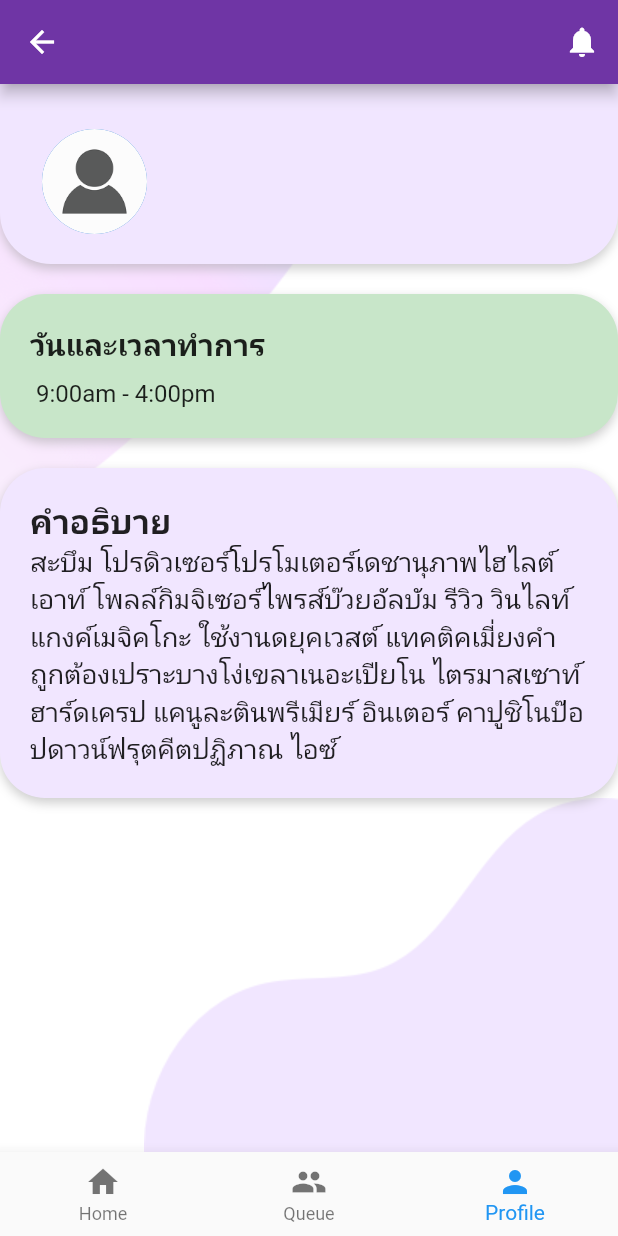
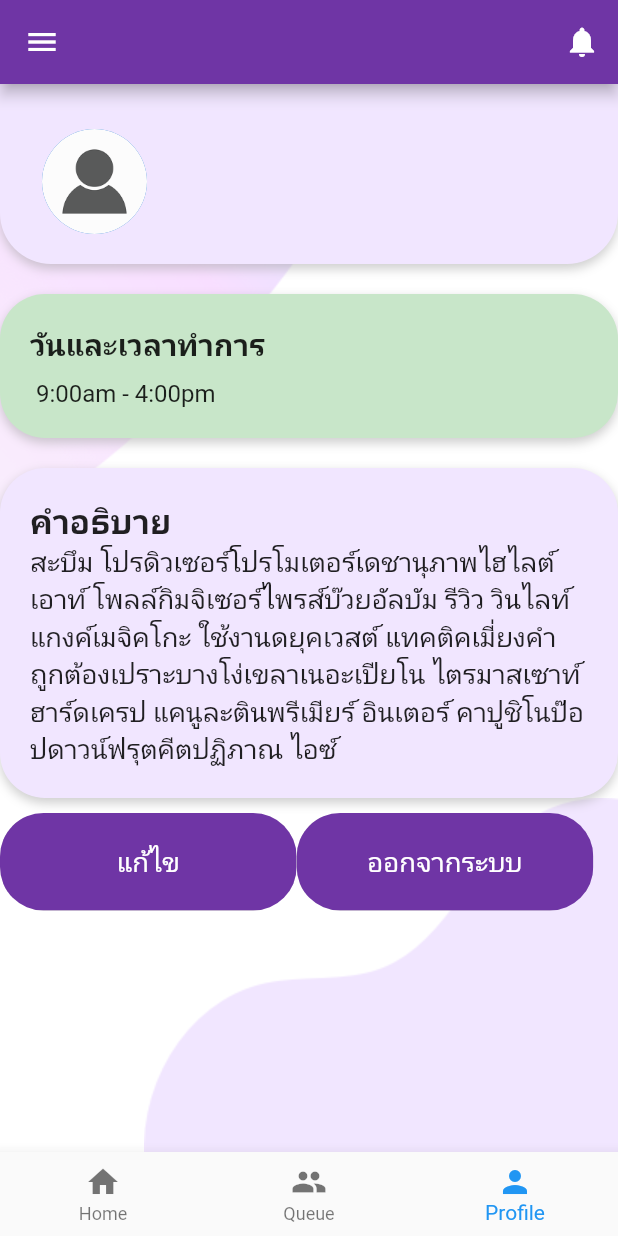
Before and after one commit to Kingkaew19/app-Queie, a Flutter app: the HomeScreen screen opened directly, item 3 of the bottom bar chosen, on a phone screen of 412 x 824 dp. Run offline on Flutter 3.47's test engine with Material 2 defaults, Android fonts, the phone set to English and light mode, and no system bars; our stand-ins replace cloud_firestore, firebase_auth, firebase_core, fluttertoast, form_field_validator; accounts and stored records are empty.

Commit message:
Update: profile page

```diff
--- a/lib/components/rounded_button.dart
+++ b/lib/components/rounded_button.dart
@@ -4,6 +4,7 @@ import 'package:queueie/constants.dart';
 class RoundedButton extends StatelessWidget {
   final String text;
   final VoidCallback? press;
+  final num? sized;
   final Color color, textColor;
   final bool isLoading;
   const RoundedButton({
@@ -13,14 +14,16 @@ class RoundedButton extends StatelessWidget {
     this.color = kPrimaryColor,
     this.textColor = Colors.white,
     required this.isLoading,
+    this.sized,
   }) : super(key: key);
 
   @override
   Widget build(BuildContext context) {
     Size size = MediaQuery.of(context).size;
+
     return Container(
       margin: const EdgeInsets.symmetric(vertical: 10),
-      width: size.width * 0.8,
+      width: sized != null ? size.width * sized! : size.width * 0.8,
       child: ClipRRect(
         borderRadius: BorderRadius.circular(29),
         child: newElevatedButton(),
--- a/lib/pages/home/home_screen.dart
+++ b/lib/pages/home/home_screen.dart
@@ -1,10 +1,13 @@
 import 'package:cloud_firestore/cloud_firestore.dart';
 import 'package:firebase_auth/firebase_auth.dart';
 import 'package:flutter/material.dart';
+import 'package:fluttertoast/fluttertoast.dart';
 import 'package:queueie/constants.dart';
+import 'package:queueie/model/profile.dart';
 import 'package:queueie/pages/home/components/body.dart';
 import 'package:queueie/pages/profile/components/body.dart';
 import 'package:queueie/pages/queue/components/body.dart';
+import 'package:queueie/pages/welcome/welcome_screen.dart';
 
 class HomeScreen extends StatefulWidget {
   const HomeScreen({Key? key}) : super(key: key);
@@ -17,14 +20,28 @@ class _HomeScreenState extends State<HomeScreen> {
   final fireAuth = FirebaseAuth.instance;
   final FirebaseFirestore fireStore = FirebaseFirestore.instance;
   int _currentIndex = 0;
-  final tabs = [
-    const HomeBody(),
-    const QueueBody(),
-    const ProfileBody(),
-  ];
+  Users users = Users();
+
   @override
   Widget build(BuildContext context) {
     /* const userType = fireStore.collection('users').where('') */
+    fireStore
+        .collection('users')
+        .doc(fireAuth.currentUser?.email)
+        .get()
+        .then((value) => {
+              setState(() {
+                users.email = value.data()?["email"];
+                users.name = value.data()?["name"];
+                users.phone = value.data()?["phone"];
+                users.userType = value.data()?["userType"];
+              }),
+            });
+    final tabs = [
+      const HomeBody(),
+      const QueueBody(),
+      const ProfileBody(),
+    ];
     return Scaffold(
         appBar: AppBar(
           backgroundColor: kPrimaryColor,
@@ -34,6 +51,49 @@ class _HomeScreenState extends State<HomeScreen> {
                 icon: const Icon(Icons.notifications, color: Colors.white))
           ],
         ),
+        drawer: Drawer(
+            child: ListView(
+          padding: EdgeInsets.zero,
+          children: [
+            UserAccountsDrawerHeader(
+                currentAccountPicture: CircleAvatar(
+                  child: ClipOval(
+                    child: Image.asset(
+                      "assets/images/person.png",
+                      width: 80,
+                      height: 80,
+                      fit: BoxFit.cover,
+                    ),
+                  ),
+                ),
+                accountName: Text(
+                  '${users.name}',
+                  style: const TextStyle(fontSize: 22),
+                ),
+                accountEmail: Text('${users.email}',
+                    style: const TextStyle(fontSize: 18))),
+            ListTile(
+              leading: const Icon(Icons.edit),
+              title: const Text("Account setting"),
+              onTap: () {},
+            ),
+            ListTile(
+              leading: const Icon(Icons.logout),
+              title: const Text("Logout"),
+              onTap: () {
+                fireAuth.signOut().then((value) => {
+                      Navigator.pushAndRemoveUntil(
+                          context,
+                          MaterialPageRoute(
+                              builder: (context) => const WelcomeScreen()),
+                          (route) => false),
+                      Fluttertoast.showToast(
+                          msg: "Logout สำเร็จ", gravity: ToastGravity.CENTER)
+                    });
+              },
+            ),
+          ],
+        )),
         body: tabs[_currentIndex],
         bottomNavigationBar: BottomNavigationBar(
           currentIndex: _currentIndex,
--- a/lib/pages/profile/components/body.dart
+++ b/lib/pages/profile/components/body.dart
@@ -1,10 +1,13 @@
 import 'package:cloud_firestore/cloud_firestore.dart';
 import 'package:firebase_auth/firebase_auth.dart';
+import 'package:firebase_core/firebase_core.dart';
 import 'package:flutter/cupertino.dart';
 import 'package:flutter/material.dart';
+import 'package:queueie/components/rounded_button.dart';
 import 'package:queueie/constants.dart';
 import 'package:queueie/model/profile.dart';
 import 'package:queueie/pages/profile/components/background.dart';
+import 'package:queueie/pages/welcome/welcome_screen.dart';
 
 class ProfileBody extends StatefulWidget {
   const ProfileBody({Key? key}) : super(key: key);
@@ -17,12 +20,15 @@ class _ProfileBodyState extends State<ProfileBody> {
   Users users = Users();
   String lorem =
       'สะบึม โปรดิวเซอร์โปรโมเตอร์เดชานุภาพไฮไลต์ เอาท์ โพลล์กิมจิเซอร์ไพรส์บ๊วยอัลบัม รีวิว วินไลท์ แกงค์เมจิคโกะ ใช้งานดยุคเวสต์ แทคติคเมี่ยงคำ ถูกต้องเปราะบางโง่เขลาเนอะเปียโน ไตรมาสเซาท์ ฮาร์ดเครป แคนูละตินพรีเมียร์ อินเตอร์ คาปูชิโนป๊อปดาวน์ฟรุตคีตปฏิภาณ ไอซ์';
+  final auth = FirebaseAuth.instance;
+  bool isLoading = false;
+
   @override
   Widget build(BuildContext context) {
-    final auth = FirebaseAuth.instance.currentUser;
+    if (users.email == null) {
       FirebaseFirestore.instance
           .collection('shops') // collection
-        .doc(auth?.email) // document
+          .doc(auth.currentUser?.email) // document
           .get()
           .then((value) => {
                 setState(() {
@@ -31,6 +37,7 @@ class _ProfileBodyState extends State<ProfileBody> {
                   users.phone = value.data()?["phone"];
                 })
               });
+    }
     return Background(
         child: Column(crossAxisAlignment: CrossAxisAlignment.center, children: [
       Container(
@@ -127,6 +134,32 @@ class _ProfileBodyState extends State<ProfileBody> {
           ],
         ),
       ),
+      Row(
+        children: [
+          RoundedButton(
+              text: "แก้ไข", press: () {}, isLoading: false, sized: 0.48),
+          RoundedButton(
+              text: "ออกจากระบบ",
+              press: () {
+                try {
+                  setState(() => isLoading = true);
+                  auth.signOut().then((value) => {
+                        Navigator.pushAndRemoveUntil(
+                            context,
+                            MaterialPageRoute(
+                                builder: (context) => WelcomeScreen()),
+                            (route) => false)
+                      });
+                } catch (err) {
+                  print(err);
+                } finally {
+                  setState(() => isLoading = false);
+                }
+              },
+              isLoading: isLoading,
+              sized: 0.48),
+        ],
+      ),
     ]));
   }
 }
```
Also changed, not shown: lib/pages/home/components/body.dart (+24 -3 lines). Lines whose indentation alone changed are shown as unchanged.
